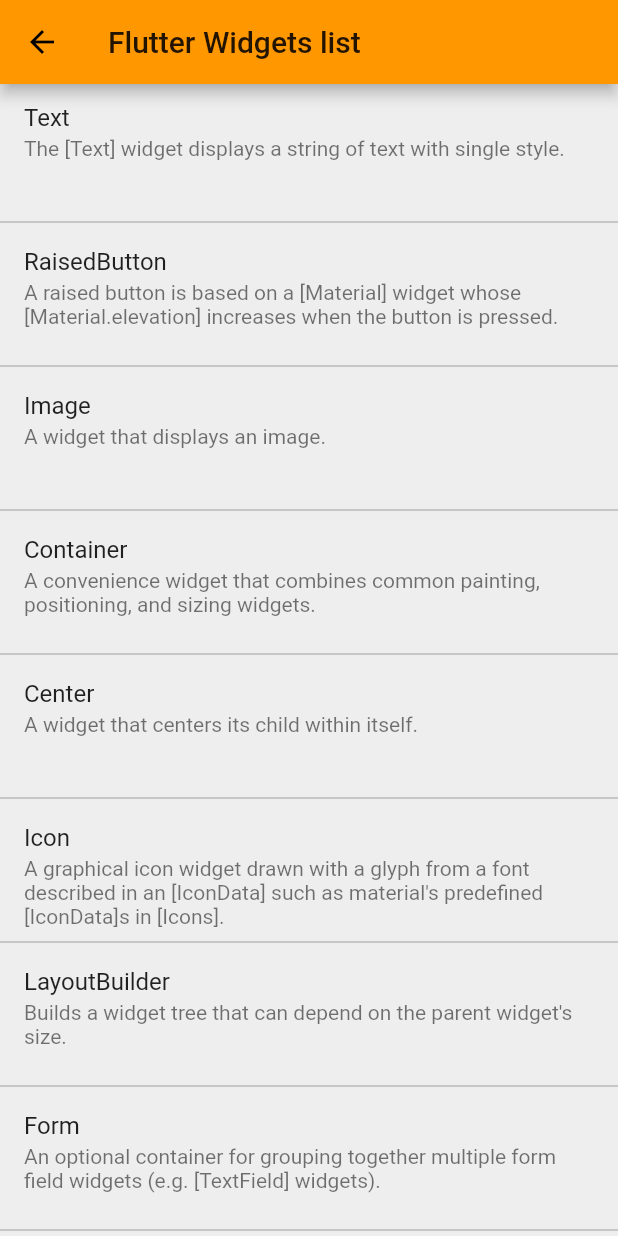
After one commit to SaravanaWorkspaces/Flutter_Experiments, a Flutter app: the screen it shows after launch, after a tap on "Flutter Widgets!", on a phone screen of 412 x 824 dp. The commit adds this screen. Run offline on Flutter 3.47's test engine with Material 2 defaults, Android fonts, the phone set to English and light mode, and no system bars.

Commit message:
#ListItem

```diff
--- a/lib/landing_page.dart
+++ /dev/null
@@ -1,62 +0,0 @@
-import 'package:flutter/material.dart';
-import 'package:flutter_app/utils/styles.dart';
-
-var tes = 10;
-
-/// Landing page.
-class LandingPage extends StatefulWidget {
-  @override
-  _LandingPageState createState() => new _LandingPageState();
-}
-
-class _LandingPageState extends State<LandingPage> {
-  @override
-  Widget build(BuildContext context) {
-    return new MaterialApp(
-      title: "Flutter Sample",
-      theme: Styles.appTheme,
-      home: PageContainer(),
-    );
-  }
-}
-
-/// Root [Widget] attaches in page body.
-class PageContainer extends StatelessWidget {
-  @override
-  Widget build(BuildContext context) {
-    return new Scaffold(
-        appBar: new AppBar(
-          title: new Text("Home"),
-        ),
-        body: new Center(
-          child: new Column(
-            children: <Widget>[
-              new Container(
-                padding: EdgeInsets.symmetric(vertical: 10.0),
-                child: new RaisedButton(
-                  onPressed: moveNextPage,
-                  elevation: 2.5,
-                  highlightElevation: 10.0,
-                  child: new Text("Move next page"),
-                ),
-              ),
-              new Container(
-                padding: EdgeInsets.symmetric(vertical: 10.0),
-                child: new RaisedButton(
-                  elevation: 2.5,
-                  highlightElevation: 10.0,
-                  onPressed: onPressed,
-                  child: new Text("Infinitive list"),
-                ),
-              ),
-            ],
-          ),
-        ));
-  }
-
-  void onPressed() {}
-
-  void moveNextPage() {
-
-  }
-}
--- a/lib/main.dart
+++ b/lib/main.dart
@@ -1,5 +1,5 @@
 import 'package:flutter/material.dart';
-import 'landing_page.dart';
+import 'package:flutter_app/screens/landing_page.dart';
 
 /// Initial
 void main() {
--- /dev/null
+++ b/lib/model/flutter_widget.dart
@@ -0,0 +1,19 @@
+/// Instance to represent flutter supported [Widget].
+class FlutterWidget {
+
+  String _name;
+
+  String _desc;
+
+  String get name => _name;
+
+  set name(String value) {
+    _name = value;
+  }
+
+  String get desc => _desc;
+
+  set desc(String value) {
+    _desc = value;
+  }
+}
--- /dev/null
+++ b/lib/res/size_values.dart
@@ -0,0 +1,23 @@
+///Margin values.
+class Margin {
+  static final double SMALL = 4.0;
+  static final double MEDIUM = 8.0;
+  static final double LARGE = 12.0;
+  static final double X_LARGE = 16.0;
+  static final double XX_LARGE = 32.0;
+}
+
+/// Elevation
+class Elevation {
+  static final SMALL = 2.0;
+  static final MEDIUM = 3.0;
+  static final FULL = 4.0;
+}
+
+class TextSize {
+  static final double SMALL = 10.0;
+  static final double MEDIUM = 12.0;
+  static final double LARGE = 14.0;
+  static final double X_LARGE = 16.0;
+  static final double XX_LARGE = 24.0;
+}
--- a/lib/utils/styles.dart
+++ b/lib/res/styles.dart
@@ -13,5 +13,4 @@ class Styles {
   /// App theme.
   static ThemeData appTheme = new ThemeData(
       primaryColor: _primaryColor, scaffoldBackgroundColor: _backgroundColor);
-
 }
--- /dev/null
+++ b/lib/screens/landing_page.dart
@@ -0,0 +1,75 @@
+import 'package:flutter/material.dart';
+import 'package:flutter_app/res/styles.dart';
+import 'package:flutter_app/res/size_values.dart';
+import 'package:flutter_app/utils/mocker.dart';
+import 'simple_page.dart';
+import 'simple_list_page.dart';
+
+/// Landing page.
+class LandingPage extends StatefulWidget {
+  @override
+  _LandingPageState createState() => new _LandingPageState();
+}
+
+class _LandingPageState extends State<LandingPage> {
+  static final APP_NAME = "Flutter Sample";
+
+  @override
+  Widget build(BuildContext context) {
+    return new MaterialApp(
+      title: APP_NAME,
+      theme: Styles.appTheme,
+      home: PageContainer(),
+    );
+  }
+}
+
+/// Root [Widget] attaches in page body.
+class PageContainer extends StatelessWidget {
+  static final String MOVE_TO_NEXT_SCREEN_BTN_TEXT = "Move next page!";
+  static final String INFINITE_LIST_TEXT = "Flutter Widgets!";
+
+  @override
+  Widget build(BuildContext context) {
+    return new Scaffold(
+        appBar: AppBar(
+          title: new Text("Home"),
+        ),
+        body: new Center(
+          child: new Column(
+            children: <Widget>[
+              new Container(
+                padding: new EdgeInsets.symmetric(vertical: Margin.LARGE),
+                child: new RaisedButton(
+                  onPressed: () {
+                    Navigator.push(
+                        context,
+                        new MaterialPageRoute(
+                            builder: (context) => new SimplePage()));
+                  },
+                  elevation: Elevation.SMALL,
+                  highlightElevation: Elevation.MEDIUM,
+                  child: new Text(MOVE_TO_NEXT_SCREEN_BTN_TEXT),
+                ),
+              ),
+              new Container(
+                padding: new EdgeInsets.symmetric(vertical: Margin.LARGE),
+                child: new RaisedButton(
+                  elevation: Elevation.SMALL,
+                  highlightElevation: Elevation.MEDIUM,
+                  onPressed: () {
+                    Navigator.push(
+                        context,
+                        new MaterialPageRoute(
+                            builder: (context) =>
+                            new SimpleListPage(
+                                Mocker.createFlutterSupportedWidgets())));
+                  },
+                  child: new Text(INFINITE_LIST_TEXT),
+                ),
+              ),
+            ],
+          ),
+        ));
+  }
+}
--- /dev/null
+++ b/lib/screens/list_item.dart
@@ -0,0 +1,34 @@
+import 'package:flutter/material.dart';
+import 'package:flutter_app/res/size_values.dart';
+import 'package:flutter_app/utils/CustomSnackBar.dart';
+
+/// Item to be bind with [ListView].
+class ListItem extends StatelessWidget {
+  String _title;
+  String _content;
+
+  /// Constructor to init the data.
+  ListItem(String title, String content) {
+    _title = title;
+    _content = content;
+  }
+
+  @override
+  Widget build(BuildContext context) {
+    return new Container(
+      child: Column(
+        children: <Widget>[
+          new ListTile(
+              title: new Text(_title),
+              subtitle: new Text(_content),
+              isThreeLine: true,
+              onTap: () {
+                CustomSnackBar.show(
+                    context, "Hey you have just pressed $_title");
+              }),
+          new Divider(height: Margin.MEDIUM, color: Colors.grey)
+        ],
+      ),
+    );
+  }
+}
--- /dev/null
+++ b/lib/screens/simple_list_page.dart
@@ -0,0 +1,25 @@
+import 'package:flutter/material.dart';
+import 'list_item.dart';
+import 'package:flutter_app/model/flutter_widget.dart';
+
+/// Class to demonstrate simple list.
+class SimpleListPage extends StatelessWidget {
+  static const _PAGE_TITLE = "Flutter Widgets list";
+  List<Widget> _listItems = new List();
+
+  SimpleListPage(List<FlutterWidget> widgets) {
+    widgets.forEach((f) {
+      _listItems.add(new ListItem(f.name, f.desc));
+    });
+  }
+
+  @override
+  Widget build(BuildContext context) {
+    return new Scaffold(
+      appBar: AppBar(title: new Text(_PAGE_TITLE)),
+      body: new ListView(
+        children: _listItems,
+      ),
+    );
+  }
+}
--- /dev/null
+++ b/lib/screens/simple_page.dart
@@ -0,0 +1,31 @@
+import 'package:flutter/material.dart';
+import 'package:flutter_app/res/size_values.dart';
+
+/// Simple page with Button to terminate itself.
+class SimplePage extends StatelessWidget {
+  static final PAGE_TITLE = "Simple Page";
+  static final PAGE_CONTENT = "Hey I'm a simple page.!";
+  static final BTN_TERMINATE_TEXT = "Click to terminate me!";
+
+  @override
+  Widget build(BuildContext context) {
+    return new Scaffold(
+        appBar: new AppBar(title: new Text(PAGE_TITLE)),
+        body: new Container(
+            child: Center(
+          child: Column(
+            children: <Widget>[
+              new Text(PAGE_CONTENT),
+              new Container(
+                  padding: new EdgeInsets.symmetric(vertical: Margin.X_LARGE),
+                  child: new RaisedButton(
+                      child: new Text(BTN_TERMINATE_TEXT),
+                      onPressed: () {
+                        /// Terminate screen.
+                        Navigator.pop(context);
+                      }))
+            ],
+          ),
+        )));
+  }
+}
--- /dev/null
+++ b/lib/utils/CustomSnackBar.dart
@@ -0,0 +1,10 @@
+import 'package:flutter/material.dart';
+
+/// [SnackBar] to display immediate message.
+class CustomSnackBar {
+
+  static show(BuildContext context, String message) {
+    final snackBar = new SnackBar(content: new Text(message));
+    Scaffold.of(context).showSnackBar(snackBar);
+  }
+}
--- /dev/null
+++ b/lib/utils/mocker.dart
@@ -0,0 +1,38 @@
+import 'package:flutter_app/model/flutter_widget.dart';
+
+/// Helper to generate model items.
+class Mocker {
+  /// Prepares list of [FlutterWidget].
+  static List<FlutterWidget> createFlutterSupportedWidgets() {
+    List<FlutterWidget> widgets = [];
+    widgets.add(_createFlutterWidget("Text",
+        "The [Text] widget displays a string of text with single style."));
+    widgets.add(_createFlutterWidget(
+        "RaisedButton",
+        "A raised button is based on a [Material] widget "
+        "whose [Material.elevation] increases when the button is pressed."));
+    widgets
+        .add(_createFlutterWidget("Image", "A widget that displays an image."));
+    widgets.add(_createFlutterWidget("Container",
+        "A convenience widget that combines common painting, positioning, and sizing widgets."));
+    widgets.add(_createFlutterWidget(
+        "Center", "A widget that centers its child within itself."));
+    widgets.add(_createFlutterWidget(
+        "Icon",
+        "A graphical icon widget drawn with a glyph from a font described in an "
+        "[IconData] such as material's predefined [IconData]s in [Icons]."));
+    widgets.add(_createFlutterWidget("LayoutBuilder",
+        "Builds a widget tree that can depend on the parent widget's size."));
+    widgets.add(_createFlutterWidget("Form",
+        "An optional container for grouping together multiple form field widgets (e.g. [TextField] widgets)."));
+    return widgets;
+  }
+
+  /// Creates [FlutterWidget] with [name] and [desc].
+  static FlutterWidget _createFlutterWidget(String name, String desc) {
+    var flutterWidget = new FlutterWidget();
+    flutterWidget.name = name;
+    flutterWidget.desc = desc;
+    return flutterWidget;
+  }
+}
```
